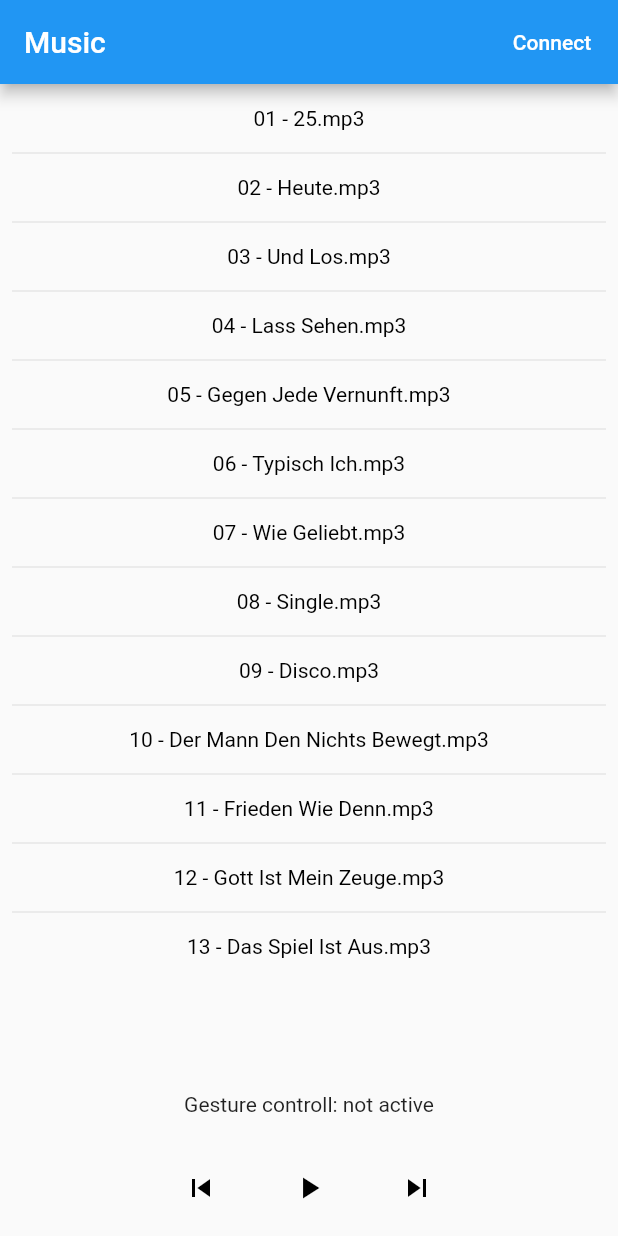
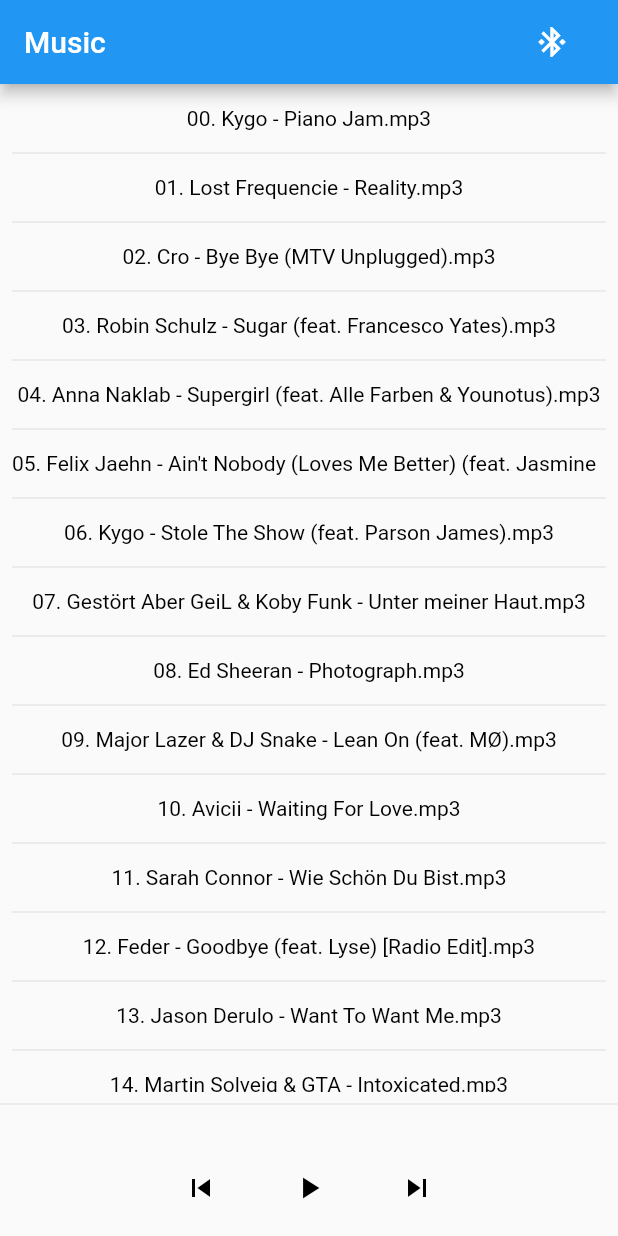
Before and after one commit to TheSlimvReal/esense-music-player, a Flutter app: the screen it shows after launch, on a phone screen of 412 x 824 dp. Run offline on Flutter 3.47's test engine with Material 2 defaults, Android fonts, the phone set to English and light mode, and no system bars; our stand-ins replace assets_audio_player, event_bus; missing offline and left inert: esense_flutter.

Commit message:
changed architecture for listening to gestures and added extra button

```diff
--- a/lib/esense.dart
+++ b/lib/esense.dart
@@ -1,6 +1,7 @@
 import 'dart:async';
 
 import 'package:esense/events/GenericEvent.dart';
+import 'package:esense/events/SensorListenEvent.dart';
 import 'package:esense_flutter/esense.dart';
 import 'package:event_bus/event_bus.dart';
 
@@ -36,7 +37,6 @@ class ESense {
   Future<ConnectionEvent> disconnectFromESense() {
     var resultFuture =  ESenseManager.connectionEvents.firstWhere((event) {
 
-      // when we're connected to the eSense device, we can start listening to events from it
       if (event.type == ConnectionType.disconnected) {
         this.eSenseSubscription.cancel();
         return true;
@@ -61,6 +61,7 @@ class ESense {
 
   void startListenToSensorEvents() {
     this.listening = true;
+    this.sensorEventBus.fire(new StartListenToSensorEvent());
     this.sensorSubscription = ESenseManager.sensorEvents.listen((event) {
       for (var check in this.eventCheckers) {
         if (!this.checked && check.checkOccurrence(event)) {
@@ -75,6 +76,7 @@ class ESense {
   void stopListenToSensorEvents() {
     this.sensorSubscription.cancel();
     this.listening = false;
+    this.sensorEventBus.fire(new StopListenToSensorEvent());
   }
 
   void registerESenseHandler(Type type, Function func) {
--- /dev/null
+++ b/lib/events/SensorListenEvent.dart
@@ -0,0 +1,4 @@
+import 'package:esense/events/GenericEvent.dart';
+
+class StartListenToSensorEvent implements GenericEvent { }
+class StopListenToSensorEvent implements GenericEvent { }
--- a/lib/main.dart
+++ b/lib/main.dart
@@ -3,8 +3,11 @@ import 'dart:core';
 import 'package:esense/esense.dart';
 import 'package:esense/music/MusicPlayer.dart';
 import 'package:esense/music/playerWidget.dart';
+import 'package:esense/presentation/my_flutter_app_icons.dart';
 import 'package:event_bus/event_bus.dart';
 import 'package:flutter/material.dart';
+
+import 'events/SensorListenEvent.dart';
 
 void main() => runApp(new MaterialApp(home: MyApp()));
 
@@ -25,6 +28,7 @@ class _MyAppState extends State<MyApp> {
   MusicPlayer player;
   EventBus songChangedBus;
   int currentSong = -1;
+  bool listeningToGestures = false;
 
   @override
   void initState() {
@@ -38,6 +42,14 @@ class _MyAppState extends State<MyApp> {
         .listen((current) => setState(() {
           currentSong = current;
         }));
+    this.eSense.sensorEventBus.on<StartListenToSensorEvent>()
+        .listen((_) => setState(() {
+      listeningToGestures = true;
+    }));
+    this.eSense.sensorEventBus.on<StopListenToSensorEvent>()
+        .listen((_) => setState(() {
+      listeningToGestures = false;
+    }));
   }
 
   void connectESense({String name = ''}) {
@@ -58,6 +70,7 @@ class _MyAppState extends State<MyApp> {
         .then((event) {
           setState(() {
             state = 'disconnected';
+            listeningToGestures = false;
           });
     });
   }
@@ -67,16 +80,43 @@ class _MyAppState extends State<MyApp> {
     if (this.state == 'connected') {
       content = FlatButton(
         onPressed: this.disconnectESense,
-        child: Text('Disconnect', style: TextStyle(color: Colors.white),),
+        child: Icon(Icons.bluetooth_disabled, color: Colors.white,),
       );
     } else if (this.state == 'disconnected') {
       content = FlatButton(
         onPressed: () => this.deviceNameDialog(context),
-        child: Text('Connect', style: TextStyle(color: Colors.white),),
+        child: Icon(Icons.bluetooth_connected, color: Colors.white,),
       );
     } else if (this.state == 'connecting') {
-      content = CircularProgressIndicator(backgroundColor: Colors.white,);
+      content = FlatButton(
+        onPressed: () => {},
+        child: CircularProgressIndicator(backgroundColor: Colors.white,),
+      );    }
+    return content;
+  }
+
+  Widget createGestureButton(BuildContext context) {
+    FlatButton button;
+    if (this.listeningToGestures == true) {
+      button = FlatButton(
+        onPressed: this.eSense.stopListenToSensorEvents,
+        child: Container(
+          child: Icon(MyFlutterApp.voice_over_off, color: Colors.blue,),
+          color: Colors.white,
+
+        ),
+
+      );
+    } else if (this.listeningToGestures == false) {
+      button = FlatButton(
+        onPressed: this.eSense.startListenToSensorEvents,
+        child: Icon(Icons.record_voice_over, color: Colors.white,),
+      );
     }
+    Widget content = Visibility(
+      child: button,
+      visible: this.state == 'connected',
+    );
     return content;
   }
 
@@ -114,6 +154,7 @@ class _MyAppState extends State<MyApp> {
       appBar: AppBar(
         title: const Text('Music'),
         actions: <Widget>[
+          this.createGestureButton(context),
           this.createConnectionButton(context),
         ],
       ),
@@ -131,7 +172,8 @@ class _MyAppState extends State<MyApp> {
                     child: Text(
                         '${this.player.songNames[index]}',
                         style: TextStyle(color: this.currentSong == index
-                            ? Colors.blue : Colors.black)
+                            ? Colors.blue : Colors.black),
+                        maxLines: 1,
                     )),
               )
             );
--- a/lib/music/MusicPlayer.dart
+++ b/lib/music/MusicPlayer.dart
@@ -19,19 +19,28 @@ class MusicPlayer {
 
   List<String> _getSongNames() {
     return [
-      '01 - 25.mp3',
-      '02 - Heute.mp3',
-      '03 - Und Los.mp3',
-      '04 - Lass Sehen.mp3',
-      '05 - Gegen Jede Vernunft.mp3',
-      '06 - Typisch Ich.mp3',
-      '07 - Wie Geliebt.mp3',
-      '08 - Single.mp3',
-      '09 - Disco.mp3',
-      '10 - Der Mann Den Nichts Bewegt.mp3',
-      '11 - Frieden Wie Denn.mp3',
-      '12 - Gott Ist Mein Zeuge.mp3',
-      '13 - Das Spiel Ist Aus.mp3'
+      '00. Kygo - Piano Jam.mp3',
+      '01. Lost Frequencie - Reality.mp3',
+      '02. Cro - Bye Bye (MTV Unplugged).mp3',
+      '03. Robin Schulz - Sugar (feat. Francesco Yates).mp3',
+      '04. Anna Naklab - Supergirl (feat. Alle Farben & Younotus).mp3',
+      '05. Felix Jaehn - Ain\'t Nobody (Loves Me Better) (feat. Jasmine '
+          'Thompson).mp3',
+      '06. Kygo - Stole The Show (feat. Parson James).mp3',
+      '07. Gestört Aber GeiL & Koby Funk - Unter meiner Haut.mp3',
+      '08. Ed Sheeran - Photograph.mp3',
+      '09. Major Lazer & DJ Snake - Lean On (feat. MØ).mp3',
+      '10. Avicii - Waiting For Love.mp3',
+      '11. Sarah Connor - Wie Schön Du Bist.mp3',
+      '12. Feder - Goodbye (feat. Lyse) [Radio Edit].mp3',
+      '13. Jason Derulo - Want To Want Me.mp3',
+      '14. Martin Solveig & GTA - Intoxicated.mp3',
+      '15. David Guetta - Hey Mama (feat. Nicki Minaj & Afrojack).mp3',
+      '16. MoTrip - So wie du bist.mp3',
+      '17. Joris - Herz ber Kopf.mp3',
+      '18. Lost Frequencies - Are You With Me.mp3',
+      '19. Walk The Moon - Shut Up and Dance.mp3',
+      '20. DJ Antoine - Holiday (feat. Akon).mp3'
     ];
   }
 
@@ -47,7 +56,7 @@ class MusicPlayer {
 
   void playOrPause() {
     if (this.current == -1) {
-      this.selectSong(this.current);
+      this.selectSong(0);
     }
     this.player.playOrPause();
   }
--- a/lib/music/playerWidget.dart
+++ b/lib/music/playerWidget.dart
@@ -16,7 +16,8 @@ class PlayerWidget extends StatefulWidget {
   State createState() => PlayerWidgetState(
       eSense: this.eSense,
       connectedBus: this.connectedBus,
-      player: this.player);
+      player: this.player,
+  );
 
   final ESense eSense;
   final connectedBus;
@@ -30,7 +31,6 @@ class PlayerWidgetState extends State<PlayerWidget> {
   ESense eSense;
   EventBus connectedBus;
   bool changing = false;
-  bool listeningToGestures = false;
 
   PlayerWidgetState({this.eSense, this.connectedBus, this.player});
 
@@ -58,15 +58,9 @@ class PlayerWidgetState extends State<PlayerWidget> {
       if (!this.changing && (event as ButtonEventChanged).pressed) {
         if (this.eSense.listening) {
           print('stop listening');
-          setState(() {
-            listeningToGestures = false;
-          });
           this.eSense.stopListenToSensorEvents();
           this.showSnackBar('Stopped listening to gestures');
         } else {
-          setState(() {
-            listeningToGestures = true;
-          });
           this.eSense.startListenToSensorEvents();
           this.showSnackBar('Started listening to gestures');
         }
@@ -105,10 +99,11 @@ class PlayerWidgetState extends State<PlayerWidget> {
 
         mainAxisAlignment: MainAxisAlignment.center,
         children: <Widget>[
+          Divider(),
           Text(
-              'Gesture controll: '
-                  '${this.listeningToGestures ? 'active' : 'not active'}'),
-          Text(this.player.getSongTitle()),
+            this.player.getSongTitle(),
+            maxLines: 1,
+          ),
           ButtonBar(
             alignment: MainAxisAlignment.center,
             children: <Widget>[
--- /dev/null
+++ b/lib/presentation/my_flutter_app_icons.dart
@@ -0,0 +1,24 @@
+/// Flutter icons MyFlutterApp
+/// Copyright (C) 2020 by original authors @ fluttericon.com, fontello.com
+/// This font was generated by FlutterIcon.com, which is derived from Fontello.
+///
+/// To use this font, place it in your fonts/ directory and include the
+/// following in your pubspec.yaml
+///
+/// flutter:
+///   fonts:
+///    - family:  MyFlutterApp
+///      fonts:
+///       - asset: fonts/MyFlutterApp.ttf
+///
+///
+///
+import 'package:flutter/widgets.dart';
+
+class MyFlutterApp {
+  MyFlutterApp._();
+
+  static const _kFontFam = 'MyFlutterApp';
+
+  static const IconData voice_over_off = const IconData(0xe800, fontFamily: _kFontFam);
+}
```
Also changed, not shown: pubspec.yaml (+10 -6 lines), fonts/MyFlutterApp.ttf (added).
